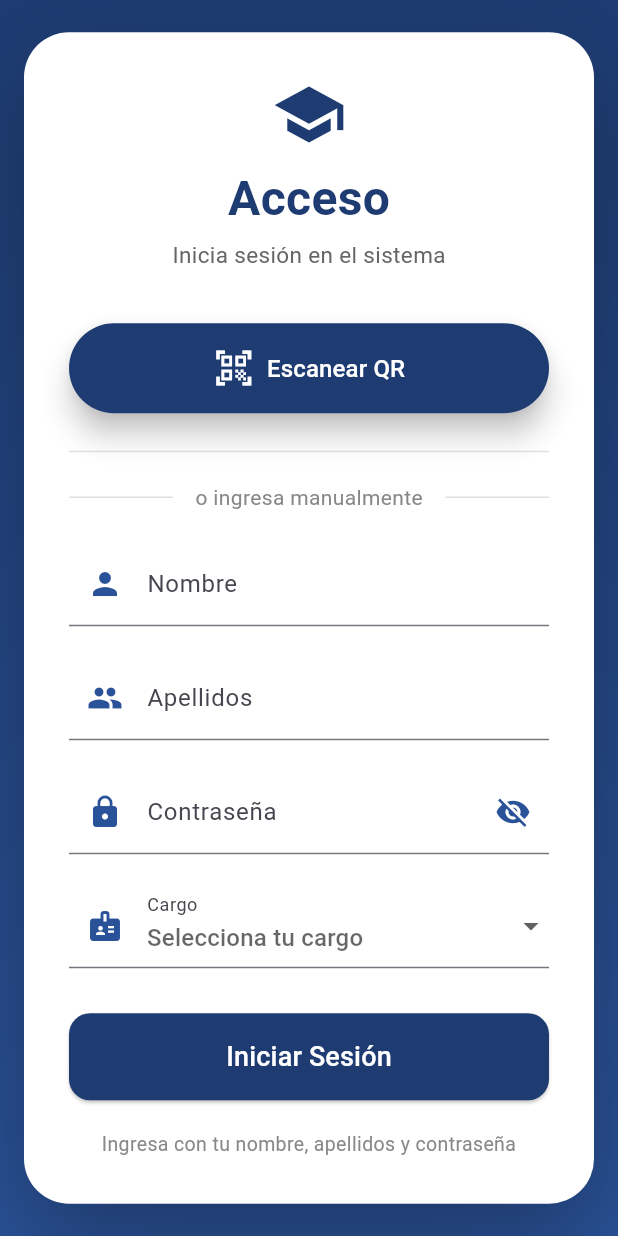
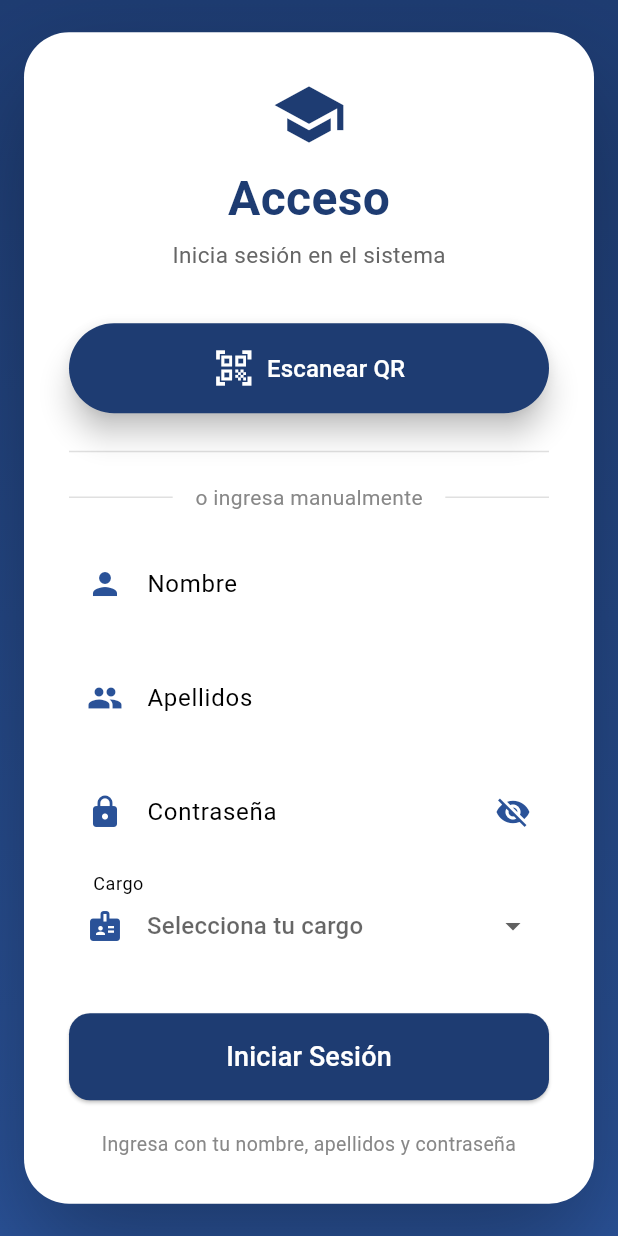
Before and after one commit to mplus2009/emcc-digital, a Flutter app: the screen it shows after launch, on a phone screen of 412 x 824 dp. Run offline on Flutter 3.47's test engine with Material 3 defaults, Android fonts, the phone set to English and light mode, and no system bars; our stand-ins replace connectivity_plus, flutter_bluetooth_serial, flutter_local_notifications, permission_handler, qr_flutter, shared_preferences and 1 more; missing offline and left inert: mobile_scanner, network_info_plus; accounts and stored records are empty.

Commit message:
Fix infinite loading in send notification, add background notifications, improve dark/light themes, add debug panel to notificar

```diff
--- a/lib/main.dart
+++ b/lib/main.dart
@@ -4,6 +4,7 @@ import 'package:provider/provider.dart';
 import 'services/database_service.dart';
 import 'services/permission_service.dart';
 import 'services/mesh_service.dart';
+import 'services/notification_service.dart';
 import 'providers/theme_provider.dart';
 import 'screens/splash_screen.dart';
 
@@ -19,6 +20,7 @@ void main() async {
   await DatabaseService.database;
   await DatabaseService.initSession();
   await MeshService.start();
+  await NotificationService.initialize();
 
   runApp(
     ChangeNotifierProvider(
--- a/lib/providers/theme_provider.dart
+++ b/lib/providers/theme_provider.dart
@@ -21,11 +21,34 @@ class ThemeProvider with ChangeNotifier {
       backgroundColor: Color(0xFF1E3C72),
       foregroundColor: Colors.white,
       elevation: 0,
+      centerTitle: false,
     ),
     cardTheme: CardTheme(
       elevation: 0,
       shape: RoundedRectangleBorder(borderRadius: BorderRadius.circular(20)),
       color: Colors.white,
+    ),
+    inputDecorationTheme: InputDecorationTheme(
+      filled: true,
+      fillColor: Colors.white,
+      border: OutlineInputBorder(
+        borderRadius: BorderRadius.circular(14),
+        borderSide: BorderSide.none,
+      ),
+    ),
+    elevatedButtonTheme: ElevatedButtonThemeData(
+      style: ElevatedButton.styleFrom(
+        backgroundColor: const Color(0xFF1E3C72),
+        foregroundColor: Colors.white,
+        shape: RoundedRectangleBorder(borderRadius: BorderRadius.circular(14)),
+        padding: const EdgeInsets.symmetric(horizontal: 20, vertical: 12),
+      ),
+    ),
+    colorScheme: const ColorScheme.light(
+      primary: Color(0xFF1E3C72),
+      secondary: Color(0xFF10B981),
+      surface: Colors.white,
+      background: Color(0xFFF5F7FA),
     ),
   );
 
@@ -37,15 +60,34 @@ class ThemeProvider with ChangeNotifier {
       backgroundColor: Color(0xFF0F2B4D),
       foregroundColor: Colors.white,
       elevation: 0,
+      centerTitle: false,
     ),
     cardTheme: CardTheme(
       elevation: 0,
       shape: RoundedRectangleBorder(borderRadius: BorderRadius.circular(20)),
-      color: const Color(0xFF1E1E1E),
+      color: Color(0xFF1E1E1E),
+    ),
+    inputDecorationTheme: InputDecorationTheme(
+      filled: true,
+      fillColor: Color(0xFF2C2C2C),
+      border: OutlineInputBorder(
+        borderRadius: BorderRadius.circular(14),
+        borderSide: BorderSide.none,
+      ),
+    ),
+    elevatedButtonTheme: ElevatedButtonThemeData(
+      style: ElevatedButton.styleFrom(
+        backgroundColor: const Color(0xFF2A5298),
+        foregroundColor: Colors.white,
+        shape: RoundedRectangleBorder(borderRadius: BorderRadius.circular(14)),
+        padding: const EdgeInsets.symmetric(horizontal: 20, vertical: 12),
+      ),
     ),
     colorScheme: const ColorScheme.dark(
       primary: Color(0xFF2A5298),
       secondary: Color(0xFF10B981),
+      surface: Color(0xFF1E1E1E),
+      background: Color(0xFF121212),
     ),
   );
 }
--- a/pubspec.yaml
+++ b/pubspec.yaml
@@ -34,3 +34,5 @@ flutter:
   assets:
     - assets/data/
     - assets/images/
+
+  flutter_local_notifications: ^16.0.0
```
Also changed, not shown: lib/screens/notificar_screen.dart (+34 -0 lines), lib/services/database_service.dart (+11 -2 lines), lib/services/notification_service.dart (added, +102 -0 lines).
